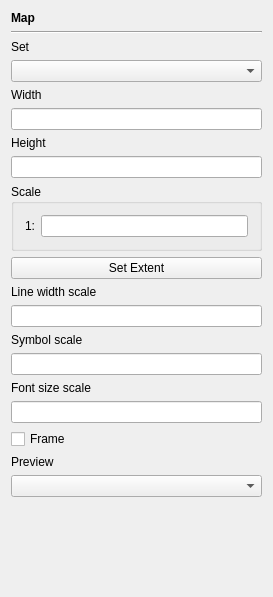
Old version of the form branches/raster_transparency_branch/src/ui/qgscomposermapbase.ui in the repository stopa85/Quantum-GIS.
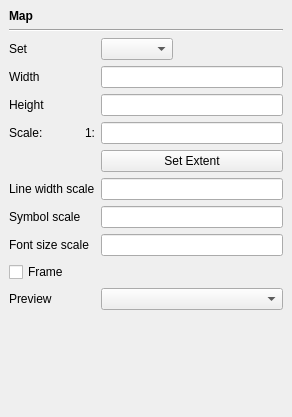
New version of the form.

What changed in the file:
```diff
--- a/branches/raster_transparency_branch/src/ui/qgscomposermapbase.ui
+++ b/branches/raster_transparency_branch/src/ui/qgscomposermapbase.ui
@@ -5,12 +5,14 @@
    <rect>
     <x>0</x>
     <y>0</y>
-    <width>271</width>
-    <height>597</height>
+    <width>292</width>
+    <height>417</height>
    </rect>
   </property>
   <property name="sizePolicy" >
-   <sizepolicy vsizetype="Expanding" hsizetype="Expanding" >
+   <sizepolicy>
+    <hsizetype>7</hsizetype>
+    <vsizetype>7</vsizetype>
     <horstretch>0</horstretch>
     <verstretch>0</verstretch>
    </sizepolicy>
@@ -18,15 +20,141 @@
   <property name="windowTitle" >
    <string>Map options</string>
   </property>
-  <layout class="QVBoxLayout" >
-   <item>
-    <widget class="QLabel" name="mNameLabel" >
+  <layout class="QGridLayout" >
+   <property name="margin" >
+    <number>9</number>
+   </property>
+   <property name="spacing" >
+    <number>6</number>
+   </property>
+   <item row="12" column="2" >
+    <spacer>
+     <property name="orientation" >
+      <enum>Qt::Vertical</enum>
+     </property>
+     <property name="sizeHint" >
+      <size>
+       <width>20</width>
+       <height>40</height>
+      </size>
+     </property>
+    </spacer>
+   </item>
+   <item row="6" column="0" colspan="2" >
+    <widget class="QLabel" name="label_3" >
+     <property name="sizePolicy" >
+      <sizepolicy>
+       <hsizetype>7</hsizetype>
+       <vsizetype>5</vsizetype>
+       <horstretch>0</horstretch>
+       <verstretch>0</verstretch>
+      </sizepolicy>
+     </property>
      <property name="text" >
-      <string>&lt;b>Map&lt;/b></string>
+      <string/>
      </property>
     </widget>
    </item>
-   <item>
+   <item row="6" column="2" >
+    <widget class="QPushButton" name="mSetCurrentExtentButton" >
+     <property name="sizePolicy" >
+      <sizepolicy>
+       <hsizetype>7</hsizetype>
+       <vsizetype>0</vsizetype>
+       <horstretch>0</horstretch>
+       <verstretch>0</verstretch>
+      </sizepolicy>
+     </property>
+     <property name="toolTip" >
+      <string>Set map extent to current extent in QGIS map canvas</string>
+     </property>
+     <property name="text" >
+      <string>Set Extent</string>
+     </property>
+    </widget>
+   </item>
+   <item row="5" column="1" >
+    <widget class="QLabel" name="label" >
+     <property name="text" >
+      <string>1:</string>
+     </property>
+     <property name="alignment" >
+      <set>Qt::AlignRight|Qt::AlignTrailing|Qt::AlignVCenter</set>
+     </property>
+    </widget>
+   </item>
+   <item row="5" column="0" >
+    <widget class="QLabel" name="label_2" >
+     <property name="sizePolicy" >
+      <sizepolicy>
+       <hsizetype>5</hsizetype>
+       <vsizetype>5</vsizetype>
+       <horstretch>0</horstretch>
+       <verstretch>0</verstretch>
+      </sizepolicy>
+     </property>
+     <property name="text" >
+      <string>Scale:</string>
+     </property>
+     <property name="wordWrap" >
+      <bool>true</bool>
+     </property>
+    </widget>
+   </item>
+   <item row="9" column="2" >
+    <widget class="QLineEdit" name="mFontScaleLineEdit" />
+   </item>
+   <item row="8" column="2" >
+    <widget class="QLineEdit" name="mSymbolScaleLineEdit" />
+   </item>
+   <item row="7" column="2" >
+    <widget class="QLineEdit" name="mWidthScaleLineEdit" >
+     <property name="enabled" >
+      <bool>true</bool>
+     </property>
+     <property name="toolTip" >
+      <string>Width of one unit in millimeters</string>
+     </property>
+    </widget>
+   </item>
+   <item row="5" column="2" >
+    <widget class="QLineEdit" name="mScaleLineEdit" />
+   </item>
+   <item row="2" column="2" >
+    <widget class="QComboBox" name="mCalculateComboBox" >
+     <property name="enabled" >
+      <bool>true</bool>
+     </property>
+     <property name="sizePolicy" >
+      <sizepolicy>
+       <hsizetype>0</hsizetype>
+       <vsizetype>0</vsizetype>
+       <horstretch>0</horstretch>
+       <verstretch>0</verstretch>
+      </sizepolicy>
+     </property>
+     <property name="minimumSize" >
+      <size>
+       <width>0</width>
+       <height>0</height>
+      </size>
+     </property>
+    </widget>
+   </item>
+   <item row="2" column="0" >
+    <widget class="QLabel" name="textLabel1_3" >
+     <property name="text" >
+      <string>Set</string>
+     </property>
+     <property name="wordWrap" >
+      <bool>true</bool>
+     </property>
+     <property name="buddy" >
+      <cstring>mCalculateComboBox</cstring>
+     </property>
+    </widget>
+   </item>
+   <item row="1" column="0" colspan="3" >
     <widget class="Line" name="line1" >
      <property name="frameShape" >
       <enum>QFrame::HLine</enum>
@@ -39,185 +167,119 @@
      </property>
     </widget>
    </item>
-   <item>
-    <widget class="QLabel" name="textLabel1_3" >
+   <item row="0" column="0" colspan="3" >
+    <widget class="QLabel" name="mNameLabel" >
      <property name="text" >
-      <string>Set</string>
+      <string>&lt;b>Map&lt;/b></string>
      </property>
      <property name="buddy" >
       <cstring>mCalculateComboBox</cstring>
      </property>
     </widget>
    </item>
-   <item>
-    <widget class="QComboBox" name="mCalculateComboBox" >
-     <property name="enabled" >
-      <bool>true</bool>
-     </property>
-     <property name="sizePolicy" >
-      <sizepolicy vsizetype="Fixed" hsizetype="Expanding" >
-       <horstretch>0</horstretch>
-       <verstretch>0</verstretch>
-      </sizepolicy>
-     </property>
-     <property name="minimumSize" >
-      <size>
-       <width>0</width>
-       <height>0</height>
-      </size>
-     </property>
-    </widget>
-   </item>
-   <item>
-    <widget class="QLabel" name="textLabel1" >
-     <property name="text" >
-      <string>Width</string>
-     </property>
-     <property name="buddy" >
-      <cstring>mWidthLineEdit</cstring>
-     </property>
-    </widget>
-   </item>
-   <item>
-    <widget class="QLineEdit" name="mWidthLineEdit" />
-   </item>
-   <item>
+   <item row="4" column="0" >
     <widget class="QLabel" name="textLabel2" >
      <property name="text" >
       <string>Height</string>
      </property>
+     <property name="wordWrap" >
+      <bool>true</bool>
+     </property>
      <property name="buddy" >
       <cstring>mHeightLineEdit</cstring>
      </property>
     </widget>
    </item>
-   <item>
+   <item row="4" column="2" >
     <widget class="QLineEdit" name="mHeightLineEdit" />
    </item>
-   <item>
-    <widget class="QGroupBox" name="groupBox" >
-     <property name="title" >
-      <string>Scale</string>
-     </property>
-     <layout class="QHBoxLayout" >
-      <item>
-       <widget class="QLabel" name="label" >
-        <property name="text" >
-         <string>1:</string>
-        </property>
-       </widget>
-      </item>
-      <item>
-       <widget class="QLineEdit" name="mScaleLineEdit" />
-      </item>
-     </layout>
-    </widget>
-   </item>
-   <item>
-    <widget class="QPushButton" name="mSetCurrentExtentButton" >
-     <property name="sizePolicy" >
-      <sizepolicy vsizetype="Fixed" hsizetype="Expanding" >
-       <horstretch>0</horstretch>
-       <verstretch>0</verstretch>
-      </sizepolicy>
-     </property>
-     <property name="toolTip" >
-      <string>Set map extent to current extent in QGIS map canvas</string>
-     </property>
+   <item row="3" column="0" >
+    <widget class="QLabel" name="textLabel1" >
      <property name="text" >
-      <string>Set Extent</string>
+      <string>Width</string>
+     </property>
+     <property name="wordWrap" >
+      <bool>true</bool>
+     </property>
+     <property name="buddy" >
+      <cstring>mWidthLineEdit</cstring>
      </property>
     </widget>
    </item>
-   <item>
+   <item row="3" column="2" >
+    <widget class="QLineEdit" name="mWidthLineEdit" />
+   </item>
+   <item row="7" column="0" colspan="2" >
     <widget class="QLabel" name="textLabel1_4" >
      <property name="text" >
       <string>Line width scale</string>
      </property>
+     <property name="wordWrap" >
+      <bool>true</bool>
+     </property>
      <property name="buddy" >
       <cstring>mWidthScaleLineEdit</cstring>
      </property>
     </widget>
    </item>
-   <item>
-    <widget class="QLineEdit" name="mWidthScaleLineEdit" >
-     <property name="enabled" >
-      <bool>true</bool>
-     </property>
-     <property name="toolTip" >
-      <string>Width of one unit in millimeters</string>
-     </property>
-    </widget>
-   </item>
-   <item>
+   <item row="8" column="0" colspan="2" >
     <widget class="QLabel" name="textLabel1_2" >
      <property name="text" >
       <string>Symbol scale</string>
      </property>
+     <property name="wordWrap" >
+      <bool>true</bool>
+     </property>
      <property name="buddy" >
       <cstring>mSymbolScaleLineEdit</cstring>
      </property>
     </widget>
    </item>
-   <item>
-    <widget class="QLineEdit" name="mSymbolScaleLineEdit" />
-   </item>
-   <item>
+   <item row="9" column="0" colspan="2" >
     <widget class="QLabel" name="textLabel2_2" >
      <property name="text" >
       <string>Font size scale</string>
      </property>
+     <property name="wordWrap" >
+      <bool>true</bool>
+     </property>
      <property name="buddy" >
       <cstring>mFontScaleLineEdit</cstring>
      </property>
     </widget>
    </item>
-   <item>
-    <widget class="QLineEdit" name="mFontScaleLineEdit" />
-   </item>
-   <item>
+   <item row="10" column="0" colspan="3" >
     <widget class="QCheckBox" name="mFrameCheckBox" >
      <property name="text" >
       <string>Frame</string>
      </property>
     </widget>
    </item>
-   <item>
+   <item row="11" column="0" colspan="2" >
     <widget class="QLabel" name="textLabel1_5" >
      <property name="text" >
       <string>Preview</string>
      </property>
+     <property name="wordWrap" >
+      <bool>true</bool>
+     </property>
      <property name="buddy" >
       <cstring>mPreviewModeComboBox</cstring>
      </property>
     </widget>
    </item>
-   <item>
+   <item row="11" column="2" >
     <widget class="QComboBox" name="mPreviewModeComboBox" >
      <property name="sizePolicy" >
-      <sizepolicy vsizetype="Fixed" hsizetype="Expanding" >
+      <sizepolicy>
+       <hsizetype>7</hsizetype>
+       <vsizetype>0</vsizetype>
        <horstretch>0</horstretch>
        <verstretch>0</verstretch>
       </sizepolicy>
      </property>
     </widget>
    </item>
-   <item>
-    <spacer>
-     <property name="orientation" >
-      <enum>Qt::Vertical</enum>
-     </property>
-     <property name="sizeType" >
-      <enum>QSizePolicy::Expanding</enum>
-     </property>
-     <property name="sizeHint" >
-      <size>
-       <width>251</width>
-       <height>151</height>
-      </size>
-     </property>
-    </spacer>
-   </item>
   </layout>
  </widget>
  <layoutdefault spacing="6" margin="11" />
```
Left out of the diff: 3 changed lines with no effect on the pictures.
